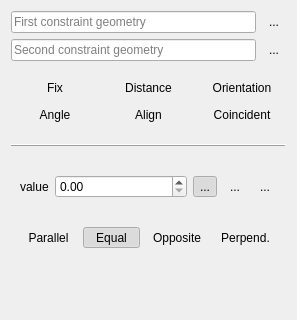
Before: the Qt Designer form src/Mod/Assembly/Gui/TaskAssemblyConstraints.ui in berndhahnebach/All_FreeCAD, drawn with Qt 5; both pictures show x 0 to 297 and y 0 to 320 of the 297 by 541 pixel window.
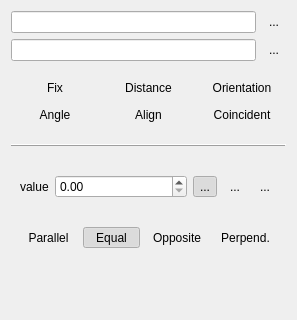
After: the same form once the commit is applied. Icons and pictures are not drawn.

Commit message: placehoder text not supported in libpack qt version

Diff of the .ui file:
```diff
--- a/src/Mod/Assembly/Gui/TaskAssemblyConstraints.ui
+++ b/src/Mod/Assembly/Gui/TaskAssemblyConstraints.ui
@@ -27,9 +27,6 @@
        <property name="readOnly">
         <bool>true</bool>
        </property>
-       <property name="placeholderText">
-        <string>First constraint geometry</string>
-       </property>
       </widget>
      </item>
      <item>
@@ -64,9 +61,6 @@
        <property name="readOnly">
         <bool>true</bool>
        </property>
-       <property name="placeholderText">
-        <string>Second constraint geometry</string>
-       </property>
       </widget>
      </item>
      <item>
```
